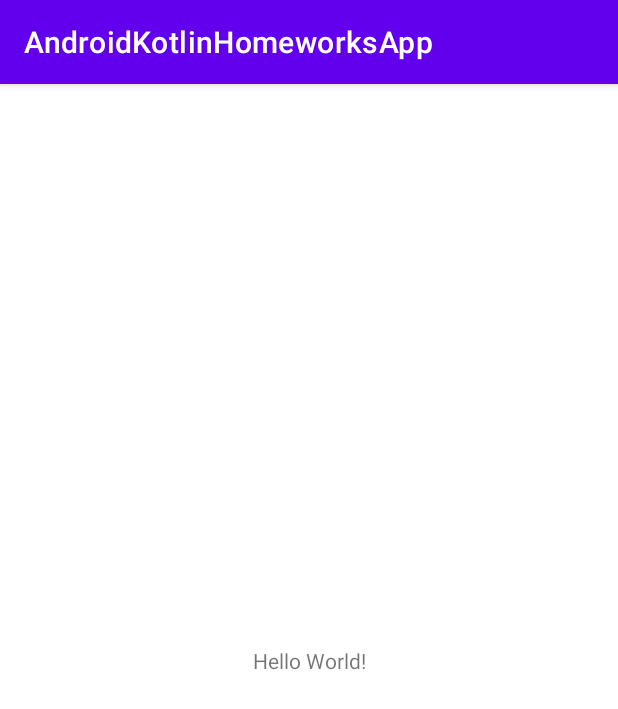
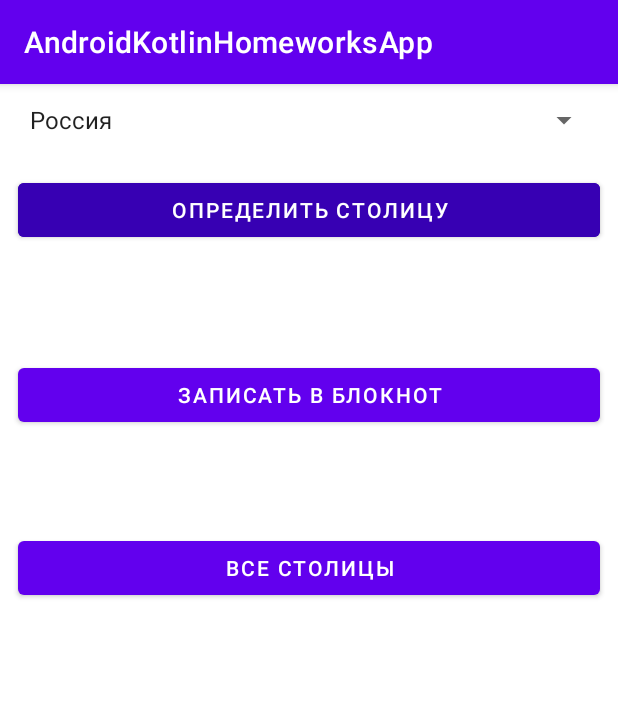
Before and after one commit to Kaliban-86/KotlinAndroidHomeworks, an Android app: the screen it shows after launch (MainActivity), on a phone screen of 412 x 824 dp. Shown: the top 709 px of the screen. Run offline under Robolectric (Android 15) with nearby library versions, the phone set to English and light mode, and no system bars.

Commit message:
Homework for lesson 1

```diff
--- a/app/build.gradle
+++ b/app/build.gradle
@@ -1,6 +1,7 @@
 plugins {
     id 'com.android.application'
 }
+apply plugin: 'kotlin-android'
 
 android {
     compileSdkVersion 30
@@ -36,4 +37,9 @@ dependencies {
     testImplementation 'junit:junit:4.+'
     androidTestImplementation 'androidx.test.ext:junit:1.1.2'
     androidTestImplementation 'androidx.test.espresso:espresso-core:3.3.0'
+    implementation "androidx.core:core-ktx:+"
+    implementation "org.jetbrains.kotlin:kotlin-stdlib-jdk7:$kotlin_version"
 }
+repositories {
+    mavenCentral()
+}
--- a/app/src/main/java/ru/geekbrains/androidkotlinhomeworksapp/MainActivity.java
+++ /dev/null
@@ -1,14 +0,0 @@
-package ru.geekbrains.androidkotlinhomeworksapp;
-
-import androidx.appcompat.app.AppCompatActivity;
-
-import android.os.Bundle;
-
-public class MainActivity extends AppCompatActivity {
-
-    @Override
-    protected void onCreate(Bundle savedInstanceState) {
-        super.onCreate(savedInstanceState);
-        setContentView(R.layout.activity_main);
-    }
-}
--- /dev/null
+++ b/app/src/main/java/ru/geekbrains/androidkotlinhomeworksapp/MainActivity.kt
@@ -0,0 +1,68 @@
+package ru.geekbrains.androidkotlinhomeworksapp
+
+import android.os.Bundle
+import android.view.View
+import android.widget.Button
+import android.widget.Spinner
+import android.widget.TextView
+import androidx.appcompat.app.AppCompatActivity
+
+class MainActivity : AppCompatActivity() {
+    private var spinnerCountries: Spinner? = null
+    var capitalView: TextView? = null
+    private var noteView: TextView? = null
+    private var allCapitalsView: TextView? = null
+    var noteText: String? = ""
+    private var noteInf = NoteDataClass(null, null)
+    var buttonAllCapitals: Button? = null
+
+
+    override fun onCreate(savedInstanceState: Bundle?) {
+        super.onCreate(savedInstanceState)
+        setContentView(R.layout.activity_main)
+        spinnerCountries = findViewById(R.id.spinnerCountries)
+        capitalView = findViewById(R.id.textViewCapital)
+        allCapitalsView = findViewById(R.id.textViewForAllCapitals)
+        buttonAllCapitals = findViewById(R.id.buttonAllCapitals)
+        noteView = findViewById(R.id.textViewNote)
+
+
+    }
+
+
+    fun showCapital(view: View?) {
+        val position = spinnerCountries!!.selectedItemPosition
+        val capital = getCapitalByPosition(position)
+        capitalView!!.text = capital
+    }
+
+    private fun getCapitalByPosition(position: Int): String {
+        val capitals = resources.getStringArray(R.array.capitals)
+        val country = resources.getStringArray(R.array.countries)
+        noteInf.noteRecordCountry = country[position]
+        return capitals[position]
+    }
+
+    fun recordCapital(view: View) {
+        val noteInfCopy: NoteDataClass = noteInf.copy()
+        noteInfCopy.noteRecordCapital = capitalView?.getText() as String?
+        noteText =
+            noteText + " " + noteInfCopy.noteRecordCountry + " - " + noteInfCopy.noteRecordCapital + "\n"
+        noteView!!.text = noteText
+    }
+
+    fun printAllCapitals(view: View) {
+        val capitals = resources.getStringArray(R.array.capitals)
+        allCapitalsView?.let { allCapitalsToView(capitals, it) }
+    }
+
+
+    fun allCapitalsToView(arr: Array<String>, textView: TextView) {
+        var temporVar: String = ""
+        for (i in arr) {
+            temporVar = temporVar + " " + i
+        }
+        textView.text = temporVar
+    }
+
+}
--- /dev/null
+++ b/app/src/main/java/ru/geekbrains/androidkotlinhomeworksapp/NoteDataClass.kt
@@ -0,0 +1,3 @@
+package ru.geekbrains.androidkotlinhomeworksapp
+
+data class NoteDataClass(var noteRecordCapital: String?, var noteRecordCountry: String?)
--- a/app/src/main/res/layout/activity_main.xml
+++ b/app/src/main/res/layout/activity_main.xml
@@ -1,18 +1,64 @@
 <?xml version="1.0" encoding="utf-8"?>
-<androidx.constraintlayout.widget.ConstraintLayout xmlns:android="http://schemas.android.com/apk/res/android"
+<LinearLayout xmlns:android="http://schemas.android.com/apk/res/android"
     xmlns:app="http://schemas.android.com/apk/res-auto"
     xmlns:tools="http://schemas.android.com/tools"
     android:layout_width="match_parent"
     android:layout_height="match_parent"
+    android:gravity="end"
+    android:orientation="vertical"
     tools:context=".MainActivity">
 
+    <Spinner
+        android:id="@+id/spinnerCountries"
+        android:layout_width="match_parent"
+        android:layout_height="wrap_content"
+        android:layout_margin="12dp"
+        android:entries="@array/countries" />
+
+    <Button
+        android:id="@+id/buttonCapital"
+        android:layout_width="match_parent"
+        android:layout_height="wrap_content"
+        android:layout_margin="12dp"
+        android:backgroundTint="@color/purple_700"
+        android:onClick="showCapital"
+        android:text="@string/button_find_capital"
+        tools:ignore="OnClick" />
+
     <TextView
-        android:layout_width="wrap_content"
+        android:id="@+id/textViewCapital"
+        android:layout_width="match_parent"
         android:layout_height="wrap_content"
-        android:text="Hello World!"
-        app:layout_constraintBottom_toBottomOf="parent"
-        app:layout_constraintLeft_toLeftOf="parent"
-        app:layout_constraintRight_toRightOf="parent"
-        app:layout_constraintTop_toTopOf="parent" />
+        android:layout_margin="12dp"
+        android:textSize="20dp"/>
 
-</androidx.constraintlayout.widget.ConstraintLayout>
+    <Button
+        android:id="@+id/buttonNote"
+        android:layout_width="match_parent"
+        android:layout_height="wrap_content"
+        android:layout_margin="12dp"
+        android:text="@string/button"
+        android:onClick="recordCapital"/>
+
+    <TextView
+        android:id="@+id/textViewNote"
+        android:layout_width="match_parent"
+        android:layout_height="wrap_content"
+        android:layout_margin="12dp" />
+
+    <Button
+        android:id="@+id/buttonAllCapitals"
+        android:layout_width="match_parent"
+        android:layout_height="wrap_content"
+        android:text="@string/button_all_capitals_print"
+        android:layout_margin="12dp"
+        android:onClick="printAllCapitals" />
+
+    <TextView
+        android:id="@+id/textViewForAllCapitals"
+        android:layout_width="match_parent"
+        android:layout_height="wrap_content"
+        android:layout_margin="12dp" />
+
+
+</LinearLayout>
--- /dev/null
+++ b/app/src/main/res/values-night/strings.xml
@@ -0,0 +1,5 @@
+<?xml version="1.0" encoding="utf-8"?>
+<resources>
+    <string name="button">Записать столицу</string>
+    <string name="button_all_capitals_print">Все столицы</string>
+</resources>
--- a/app/src/main/res/values/strings.xml
+++ b/app/src/main/res/values/strings.xml
@@ -1,3 +1,23 @@
 <resources>
     <string name="app_name">AndroidKotlinHomeworksApp</string>
+    <string name="button_find_capital">Определить столицу</string>
+    <string name="button">Записать в блокнот</string>
+    <string name="button_all_capitals_print">Все столицы</string>
+    <string-array name="countries">
+        <item>Россия</item>
+        <item>США</item>
+        <item>Великобритания</item>
+        <item>Испания</item>
+        <item>Турция</item>
+    </string-array>
+
+    <string-array name="capitals">
+        <item>Москва</item>
+        <item>Вашингтон</item>
+        <item>Лондон</item>
+        <item>Мадрид</item>
+        <item>Стамбул</item>
+
+
+    </string-array>
 </resources>
--- a/build.gradle
+++ b/build.gradle
@@ -1,11 +1,13 @@
 // Top-level build file where you can add configuration options common to all sub-projects/modules.
 buildscript {
+    ext.kotlin_version = '1.5.20-RC'
     repositories {
         google()
         mavenCentral()
     }
     dependencies {
         classpath "com.android.tools.build:gradle:4.2.1"
+        classpath "org.jetbrains.kotlin:kotlin-gradle-plugin:$kotlin_version"
 
         // NOTE: Do not place your application dependencies here; they belong
         // in the individual module build.gradle files
```
